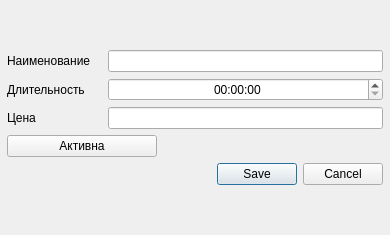
First picture: the form in interface/service/serviceForm.ui, repository strizh78/MApp, before the edit.
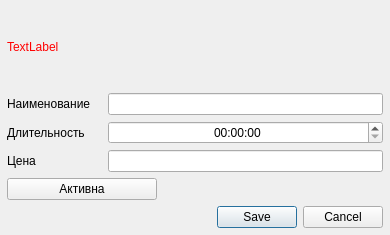
Second picture: the form after the edit. Custom widgets are drawn as their Qt base class.

Commit message: Use errorLabel in serviceForm, fix service tests Add validator to service price value

Diff of the .ui file:
```diff
--- a/interface/service/serviceForm.ui
+++ b/interface/service/serviceForm.ui
@@ -49,6 +49,28 @@
      <property name="bottomMargin">
       <number>0</number>
      </property>
+     <item>
+      <widget class="QLabel" name="errorLabel">
+       <property name="maximumSize">
+        <size>
+         <width>16777215</width>
+         <height>16777215</height>
+        </size>
+       </property>
+       <property name="baseSize">
+        <size>
+         <width>0</width>
+         <height>25</height>
+        </size>
+       </property>
+       <property name="styleSheet">
+        <string notr="true">color: red</string>
+       </property>
+       <property name="text">
+        <string>TextLabel</string>
+       </property>
+      </widget>
+     </item>
      <item>
       <layout class="QGridLayout" name="gridLayout">
        <item row="2" column="1">
```
Left out of the diff: 26 changed lines with no effect on the pictures. The commit also changes 9 other files.
